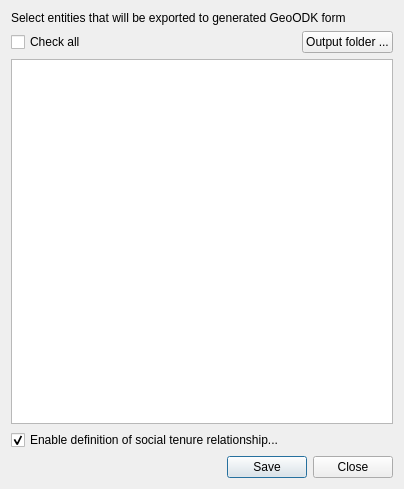
Old version of the form stdm/ui/ui_geoodk_converter.ui in the repository gltn/stdm.
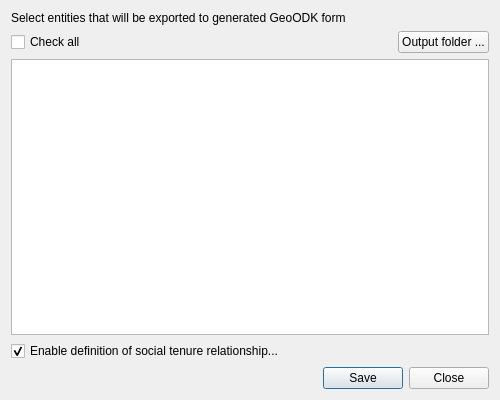
New version of the form.

```diff
--- a/stdm/ui/ui_geoodk_converter.ui
+++ b/stdm/ui/ui_geoodk_converter.ui
@@ -6,10 +6,16 @@
             <rect>
                 <x>0</x>
                 <y>0</y>
-                <width>404</width>
-                <height>489</height>
-            </rect>
-        </property>
+    <width>500</width>
+    <height>400</height>
+   </rect>
+  </property>
+  <property name="maximumSize">
+   <size>
+    <width>600</width>
+    <height>400</height>
+   </size>
+  </property>
         <property name="windowTitle">
             <string>GeoODK Form Generator</string>
         </property>
@@ -56,7 +62,26 @@
                 </layout>
             </item>
             <item>
-                <widget class="QTreeView" name="trentities"/>
+    <widget class="QTableView" name="tvEntities">
+     <property name="editTriggers">
+      <set>QAbstractItemView::NoEditTriggers</set>
+     </property>
+     <property name="dragDropMode">
+      <enum>QAbstractItemView::DragDrop</enum>
+     </property>
+     <property name="defaultDropAction">
+      <enum>Qt::MoveAction</enum>
+     </property>
+     <property name="alternatingRowColors">
+      <bool>true</bool>
+     </property>
+     <property name="selectionMode">
+      <enum>QAbstractItemView::SingleSelection</enum>
+     </property>
+     <property name="selectionBehavior">
+      <enum>QAbstractItemView::SelectRows</enum>
+     </property>
+    </widget>
             </item>
             <item>
                 <widget class="QCheckBox" name="ck_social_tenure">
```
Lines whose indentation alone changed are shown as unchanged.
